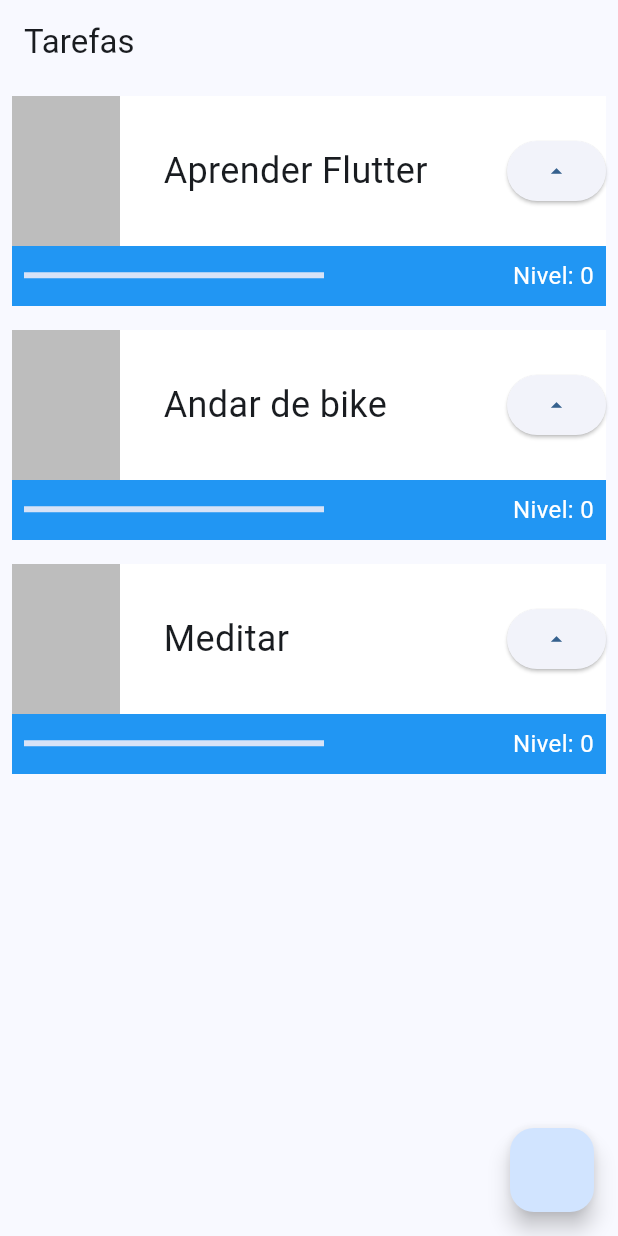
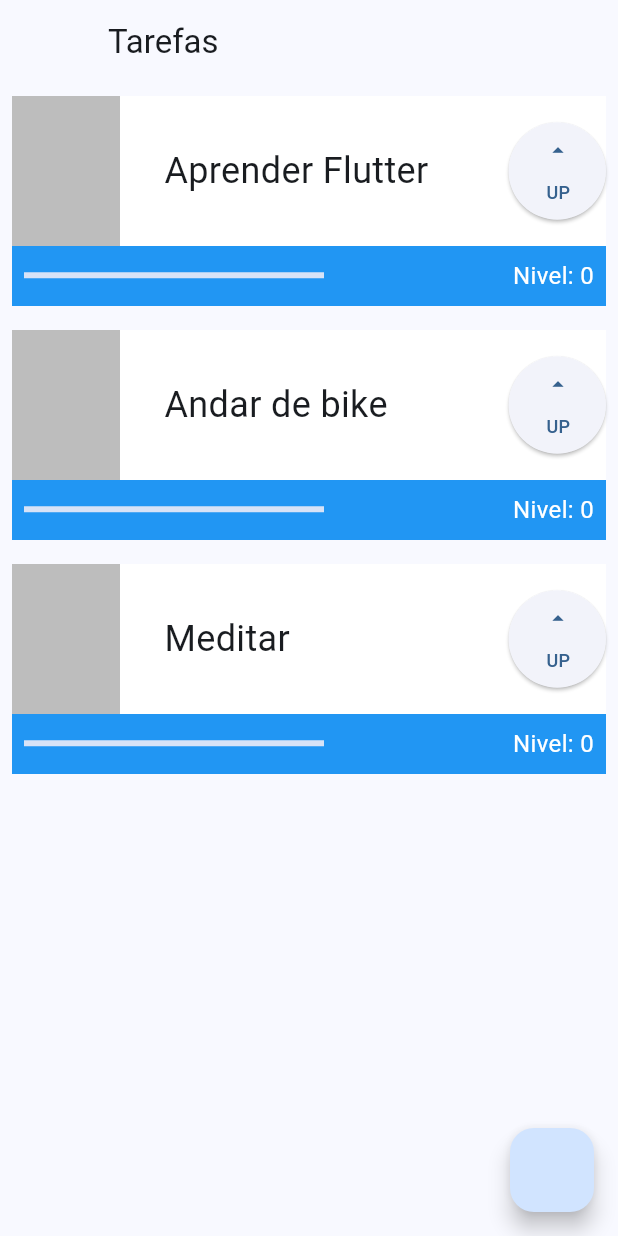
Before and after one commit to Mateuxx/Flutter-Projects, a Flutter app: the screen it shows after launch, on a phone screen of 412 x 824 dp. Run offline on Flutter 3.47's test engine with Material 3 defaults, Android fonts, the phone set to English and light mode, and no system bars.

Commit message:
- Melhorando o layout do botão

```diff
--- a/lib/main.dart
+++ b/lib/main.dart
@@ -19,13 +19,14 @@ class MyApp extends StatelessWidget {
       home: Scaffold(
         // Tem appbar, boddy e a parte de baixo do app
         appBar: AppBar(
-          title: Text("Tarefas"),
+          leading: Container(),
+          title: const Text("Tarefas"),
         ),
         body: ListView(
           children: [
-            Task('Aprender Flutter'),
-            Task('Andar de bike'),
-            Task('Meditar'),
+            const Task('Aprender Flutter'),
+            const Task('Andar de bike'),
+            const Task('Meditar'),
           ],
         ),
         floatingActionButton: FloatingActionButton(onPressed: () {}),
@@ -84,12 +85,15 @@ class _TaskState extends State<Task> {
                         width: 200,
                         child: Text(
                           widget.nome, //Padrão de sintaxe do stateful
-                          style: TextStyle(fontSize: 24),
+                          style: const TextStyle(fontSize: 24),
                           overflow: TextOverflow
                               .ellipsis, //caso de overflow no meu texto - 3 pontinhos fica subentendido
                         ),
                       ),
-                      ElevatedButton(
+                      Container(
+                        height: 65,
+                        width: 65,
+                        child: ElevatedButton(
                             onPressed: () {
                               /**
                                * Função que diz para o widget quem eh que está mudando
@@ -100,7 +104,17 @@ class _TaskState extends State<Task> {
                               });
                               print(nivel);
                             },
-                          child: Icon(Icons.arrow_drop_up))
+                            child:  const Column(
+                              mainAxisAlignment: MainAxisAlignment.spaceEvenly,
+                              crossAxisAlignment: CrossAxisAlignment.end,
+                              children: [
+                                Icon(Icons.arrow_drop_up),
+                                Text("UP", style: TextStyle(
+                                  fontSize: 12
+                                ),)
+                              ],
+                            )),
+                      )
                     ],
                   ),
                 ),
@@ -108,12 +122,13 @@ class _TaskState extends State<Task> {
                   mainAxisAlignment: MainAxisAlignment.spaceBetween,
                   children: [
                     Padding(
-                      padding: const EdgeInsets.all(8), // qual lado que voce quer tenha o padding
+                      padding: const EdgeInsets.all(8),
+                      // qual lado que voce quer tenha o padding
                       child: Container(
                         width: 200,
                         child: LinearProgressIndicator(
                           color: Colors.white,
-                          value: nivel/10, //Maximo que da pra ir eh lvl 10
+                          value: nivel / 10, //Maximo que da pra ir eh lvl 10
                         ),
                       ),
                     ),
@@ -121,7 +136,7 @@ class _TaskState extends State<Task> {
                       padding: const EdgeInsets.all(8), //padding
                       child: Text(
                         'Nivel: $nivel',
-                        style: TextStyle(color: Colors.white, fontSize: 16),
+                        style: const TextStyle(color: Colors.white, fontSize: 16),
                       ),
                     ),
                   ],
```
Lines whose indentation alone changed are shown as unchanged.
